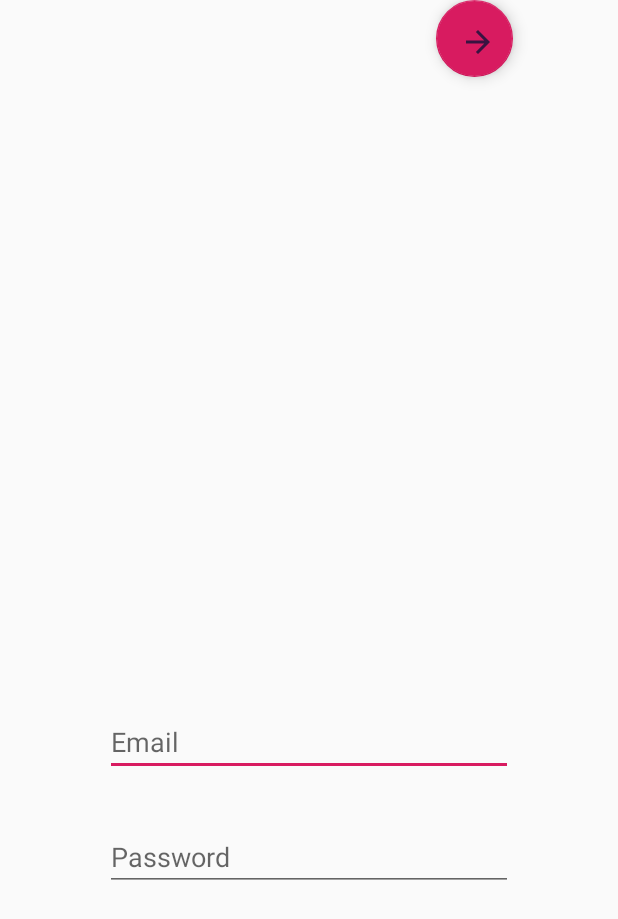
After one commit to NabanitaDey/PresentPlease, an Android app: the Signup screen opened directly, with no data from a screen before it, on a phone screen of 412 x 824 dp. The commit adds this screen. Shown: the top 919 px of the screen. Run offline under Robolectric (Android 15) with nearby library versions, the phone set to English and light mode, and no system bars.

Commit message:
sing up page created

```diff
--- a/app/build.gradle
+++ b/app/build.gradle
@@ -25,4 +25,5 @@ dependencies {
     testImplementation 'junit:junit:4.12'
     androidTestImplementation 'com.android.support.test:runner:1.0.2'
     androidTestImplementation 'com.android.support.test.espresso:espresso-core:3.0.2'
+    implementation 'com.android.support:design:28.0.0'
 }
--- a/app/src/main/AndroidManifest.xml
+++ b/app/src/main/AndroidManifest.xml
@@ -9,6 +9,7 @@
         android:roundIcon="@mipmap/ic_launcher_round"
         android:supportsRtl="true"
         android:theme="@style/AppTheme">
+        <activity android:name=".Signup"></activity>
         <activity android:name=".MainActivity">
             <intent-filter>
                 <action android:name="android.intent.action.MAIN" />
--- /dev/null
+++ b/app/src/main/java/com/attendance/presentplease/Signup.java
@@ -0,0 +1,13 @@
+package com.attendance.presentplease;
+
+import android.support.v7.app.AppCompatActivity;
+import android.os.Bundle;
+
+public class Signup extends AppCompatActivity {
+
+    @Override
+    protected void onCreate(Bundle savedInstanceState) {
+        super.onCreate(savedInstanceState);
+        setContentView(R.layout.activity_signup);
+    }
+}
--- /dev/null
+++ b/app/src/main/res/drawable/ic_arrow_forward_black_24dp.xml
@@ -0,0 +1,5 @@
+<vector android:alpha="0.8" android:height="24dp" android:tint="#111139"
+    android:viewportHeight="24.0" android:viewportWidth="24.0"
+    android:width="24dp" xmlns:android="http://schemas.android.com/apk/res/android">
+    <path android:fillColor="#FF000000" android:pathData="M12,4l-1.41,1.41L16.17,11H4v2h12.17l-5.58,5.59L12,20l8,-8z"/>
+</vector>
--- /dev/null
+++ b/app/src/main/res/layout/activity_signup.xml
@@ -0,0 +1,100 @@
+<?xml version="1.0" encoding="utf-8"?>
+<android.support.constraint.ConstraintLayout xmlns:android="http://schemas.android.com/apk/res/android"
+    xmlns:app="http://schemas.android.com/apk/res-auto"
+    xmlns:tools="http://schemas.android.com/tools"
+    android:layout_width="match_parent"
+    android:layout_height="match_parent"
+    tools:context=".Signup">
+
+    <EditText
+        android:id="@+id/signUpMailEd"
+        android:layout_width="0dp"
+        android:layout_height="wrap_content"
+        android:layout_marginStart="8dp"
+        android:layout_marginTop="8dp"
+        android:layout_marginEnd="8dp"
+        android:layout_marginBottom="8dp"
+        android:ems="10"
+        android:hint="Email"
+        android:inputType="textPersonName"
+        app:layout_constraintBottom_toTopOf="@+id/guideline4"
+        app:layout_constraintEnd_toStartOf="@+id/guideline2"
+        app:layout_constraintStart_toStartOf="@+id/guideline"
+        app:layout_constraintTop_toTopOf="@+id/guideline3" />
+
+    <android.support.constraint.Guideline
+        android:id="@+id/guideline"
+        android:layout_width="wrap_content"
+        android:layout_height="wrap_content"
+        android:orientation="vertical"
+        app:layout_constraintGuide_begin="20dp"
+        app:layout_constraintGuide_percent="0.15" />
+
+    <android.support.constraint.Guideline
+        android:id="@+id/guideline2"
+        android:layout_width="wrap_content"
+        android:layout_height="wrap_content"
+        android:orientation="vertical"
+        app:layout_constraintGuide_begin="20dp"
+        app:layout_constraintGuide_percent="0.85" />
+
+    <android.support.constraint.Guideline
+        android:id="@+id/guideline3"
+        android:layout_width="wrap_content"
+        android:layout_height="wrap_content"
+        android:orientation="horizontal"
+        app:layout_constraintGuide_begin="20dp"
+        app:layout_constraintGuide_percent="0.55" />
+
+    <android.support.constraint.Guideline
+        android:id="@+id/guideline4"
+        android:layout_width="wrap_content"
+        android:layout_height="wrap_content"
+        android:orientation="horizontal"
+        app:layout_constraintGuide_begin="20dp"
+        app:layout_constraintGuide_percent="0.65" />
+
+    <EditText
+        android:id="@+id/editText2"
+        android:layout_width="0dp"
+        android:layout_height="wrap_content"
+        android:layout_marginStart="8dp"
+        android:layout_marginTop="8dp"
+        android:layout_marginEnd="8dp"
+        android:layout_marginBottom="8dp"
+        android:ems="10"
+        android:hint="Password"
+        android:inputType="textPassword"
+        app:layout_constraintBottom_toTopOf="@+id/guideline10"
+        app:layout_constraintEnd_toStartOf="@+id/guideline2"
+        app:layout_constraintStart_toStartOf="@+id/guideline"
+        app:layout_constraintTop_toTopOf="@+id/guideline4"
+        app:layout_constraintVertical_bias="0.39999998" />
+
+    <android.support.constraint.Guideline
+        android:id="@+id/guideline10"
+        android:layout_width="wrap_content"
+        android:layout_height="wrap_content"
+        android:orientation="horizontal"
+        app:layout_constraintGuide_begin="20dp"
+        app:layout_constraintGuide_percent="0.74" />
+
+    <android.support.constraint.Guideline
+        android:id="@+id/guideline11"
+        android:layout_width="wrap_content"
+        android:layout_height="wrap_content"
+        android:orientation="vertical"
+        app:layout_constraintGuide_begin="20dp" />
+
+    <android.support.design.widget.FloatingActionButton
+        android:id="@+id/floatingActionButton"
+        android:layout_width="91dp"
+        android:layout_height="51dp"
+        android:layout_marginEnd="8dp"
+        android:clickable="true"
+        app:layout_constraintEnd_toStartOf="@+id/guideline2"
+        app:rippleColor="@color/colorPrimaryDark"
+        app:srcCompat="@drawable/ic_arrow_forward_black_24dp"
+        tools:layout_editor_absoluteY="591dp" />
+
+</android.support.constraint.ConstraintLayout>
--- a/app/src/main/res/values/colors.xml
+++ b/app/src/main/res/values/colors.xml
@@ -1,7 +1,7 @@
 <?xml version="1.0" encoding="utf-8"?>
 <resources>
     <color name="colorPrimary">#008577</color>
-    <color name="colorPrimaryDark">#00574B</color>
+    <color name="colorPrimaryDark">#004A57</color>
     <color name="colorAccent">#D81B60</color>
     <color name="chalkcolor">#CECECE</color>
     <color name="chalkcolor1">#CECECE</color>
```
